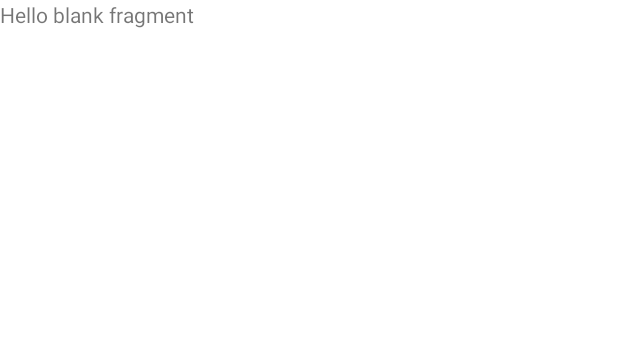
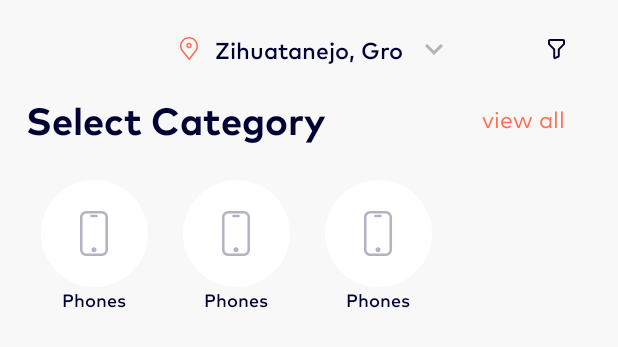
Before and after one commit to farydrop/TestApp, an Android app: the layout fragment_home_store.xml on its own in the app's theme, with its tools: preview values and no code run, on a phone screen of 412 x 824 dp. Shown: the top 347 px of the screen. Run offline under Robolectric (Android 15) with nearby library versions, the phone set to English and light mode, and no system bars.

Commit message:
Created category item for recyclerView

```diff
--- /dev/null
+++ b/app/src/main/res/drawable/category_item_background.xml
@@ -0,0 +1,6 @@
+<?xml version="1.0" encoding="utf-8"?>
+<shape xmlns:android="http://schemas.android.com/apk/res/android">
+    <solid android:color="#FFFFFF"/>
+    <corners android:radius="300dp"/>
+    <padding android:left="0dp" android:top="0dp" android:right="0dp" android:bottom="0dp" />
+</shape>
--- /dev/null
+++ b/app/src/main/res/drawable/ic_expand_more.xml
@@ -0,0 +1,5 @@
+<vector android:height="24dp" android:tint="#B3B3B3"
+    android:viewportHeight="24" android:viewportWidth="24"
+    android:width="24dp" xmlns:android="http://schemas.android.com/apk/res/android">
+    <path android:fillColor="@android:color/white" android:pathData="M16.59,8.59L12,13.17 7.41,8.59 6,10l6,6 6,-6z"/>
+</vector>
--- /dev/null
+++ b/app/src/main/res/drawable/ic_filter.xml
@@ -0,0 +1,9 @@
+<vector xmlns:android="http://schemas.android.com/apk/res/android"
+    android:width="11dp"
+    android:height="13dp"
+    android:viewportWidth="11"
+    android:viewportHeight="13">
+  <path
+      android:pathData="M3.987,12.806C4.172,12.922 4.382,12.989 4.598,12.999C4.814,13.009 5.029,12.962 5.223,12.862L6.915,11.996C7.126,11.887 7.302,11.722 7.426,11.517C7.55,11.311 7.615,11.075 7.615,10.834V7.04L10.628,3.952C10.866,3.709 11,3.378 11,3.034V1.3C11,0.955 10.866,0.625 10.628,0.381C10.39,0.137 10.067,0 9.731,0H1.269C0.933,0 0.61,0.137 0.372,0.381C0.134,0.625 0,0.955 0,1.3V3.034C0,3.378 0.134,3.709 0.372,3.952L3.385,7.04V11.701C3.385,11.922 3.44,12.14 3.546,12.334C3.651,12.527 3.803,12.69 3.987,12.806ZM1.269,3.034V1.3H9.731V3.034L6.346,6.501V10.834L4.654,11.701V6.501L1.269,3.034Z"
+      android:fillColor="#010035"/>
+</vector>
--- /dev/null
+++ b/app/src/main/res/drawable/ic_location_pin.xml
@@ -0,0 +1,12 @@
+<vector xmlns:android="http://schemas.android.com/apk/res/android"
+    android:width="12dp"
+    android:height="16dp"
+    android:viewportWidth="12"
+    android:viewportHeight="16">
+  <path
+      android:pathData="M6.001,0C2.692,0 0,2.691 0,5.999C0,7.597 0.622,9.1 1.751,10.234L5.701,15.119C5.8,15.241 5.949,15.313 6.107,15.313C6.109,15.313 6.111,15.313 6.113,15.313C6.273,15.311 6.423,15.237 6.52,15.11L10.499,9.96C11.467,8.863 12,7.458 12,5.999C12.001,2.691 9.31,0 6.001,0ZM9.706,9.28C9.698,9.289 9.691,9.298 9.684,9.308L6.098,13.948L2.547,9.556C2.535,9.541 2.522,9.527 2.509,9.513C1.566,8.575 1.045,7.327 1.045,6C1.045,3.268 3.268,1.046 6,1.046C8.732,1.046 10.955,3.268 10.955,6C10.955,7.208 10.512,8.373 9.706,9.28Z"
+      android:fillColor="#FF6E4E"/>
+  <path
+      android:pathData="M6.001,3.817C4.962,3.817 4.116,4.662 4.116,5.701C4.116,6.74 4.962,7.585 6.001,7.585C7.04,7.585 7.884,6.74 7.884,5.701C7.885,4.662 7.04,3.817 6.001,3.817ZM6.001,6.54C5.538,6.54 5.162,6.163 5.162,5.701C5.162,5.239 5.539,4.862 6.001,4.862C6.463,4.862 6.839,5.239 6.839,5.701C6.839,6.164 6.463,6.54 6.001,6.54Z"
+      android:fillColor="#FF6E4E"/>
+</vector>
--- /dev/null
+++ b/app/src/main/res/drawable/ic_phones.xml
@@ -0,0 +1,15 @@
+<vector xmlns:android="http://schemas.android.com/apk/res/android"
+    android:width="19dp"
+    android:height="30dp"
+    android:viewportWidth="19"
+    android:viewportHeight="30">
+  <path
+      android:pathData="M14.166,0H4.167C1.87,0 0,1.87 0,4.167V25.833C0,28.13 1.87,30 4.167,30H14.166C16.463,30 18.333,28.13 18.333,25.833V4.167C18.333,1.868 16.463,0 14.166,0ZM16.667,25.832C16.667,27.211 15.545,28.332 14.166,28.332H4.167C2.788,28.332 1.666,27.211 1.666,25.832V4.167C1.666,2.788 2.788,1.666 4.167,1.666H14.166C15.545,1.666 16.667,2.788 16.667,4.167V25.832Z"
+      android:fillColor="#B3B3C3"/>
+  <path
+      android:pathData="M9.166,27.498C10.087,27.498 10.833,26.752 10.833,25.832C10.833,24.912 10.087,24.166 9.166,24.166C8.246,24.166 7.5,24.912 7.5,25.832C7.5,26.752 8.246,27.498 9.166,27.498Z"
+      android:fillColor="#B3B3C3"/>
+  <path
+      android:pathData="M10.833,2.499H7.499C7.038,2.499 6.666,2.872 6.666,3.332C6.666,3.793 7.038,4.165 7.499,4.165H10.833C11.293,4.165 11.666,3.793 11.666,3.332C11.666,2.872 11.293,2.499 10.833,2.499Z"
+      android:fillColor="#B3B3C3"/>
+</vector>
--- /dev/null
+++ b/app/src/main/res/layout/category_item.xml
@@ -0,0 +1,34 @@
+<?xml version="1.0" encoding="utf-8"?>
+<LinearLayout
+    xmlns:android="http://schemas.android.com/apk/res/android"
+    xmlns:app="http://schemas.android.com/apk/res-auto"
+    xmlns:tools="http://schemas.android.com/tools"
+    android:layout_width="wrap_content"
+    android:layout_height="wrap_content"
+    android:layout_marginEnd="23dp"
+    android:orientation="vertical"
+    android:gravity="center">
+
+    <LinearLayout
+        android:layout_width="71dp"
+        android:layout_height="71dp"
+        android:background="@drawable/category_item_background"
+        android:gravity="center">
+
+        <ImageView
+            android:layout_width="wrap_content"
+            android:layout_height="wrap_content"
+            android:src="@drawable/ic_phones"/>
+
+    </LinearLayout>
+
+
+    <TextView
+        android:layout_width="wrap_content"
+        android:layout_height="wrap_content"
+        android:text="Phones"
+        android:fontFamily="@font/mark_pro_medium"
+        android:textColor="@color/color_secondary"
+        android:textSize="12dp"/>
+
+</LinearLayout>
--- a/app/src/main/res/layout/fragment_home_store.xml
+++ b/app/src/main/res/layout/fragment_home_store.xml
@@ -1,14 +1,92 @@
 <?xml version="1.0" encoding="utf-8"?>
-<FrameLayout xmlns:android="http://schemas.android.com/apk/res/android"
+<androidx.constraintlayout.widget.ConstraintLayout
     xmlns:tools="http://schemas.android.com/tools"
+    xmlns:app="http://schemas.android.com/apk/res-auto"
+    xmlns:android="http://schemas.android.com/apk/res/android"
     android:layout_width="match_parent"
     android:layout_height="match_parent"
-    tools:context=".presentation.HomeStoreFragment">
+    android:background="@color/color_background">
 
-    <!-- TODO: Update blank fragment layout -->
+    <ImageView
+        android:id="@+id/iv_location_pin"
+        android:layout_width="wrap_content"
+        android:layout_height="wrap_content"
+        app:layout_constraintTop_toTopOf="@id/tv_location"
+        app:layout_constraintEnd_toStartOf="@id/tv_location"
+        app:layout_constraintBottom_toBottomOf="@id/tv_location"
+        android:src="@drawable/ic_location_pin"
+        android:layout_marginEnd="11dp"/>
+
     <TextView
-        android:layout_width="match_parent"
-        android:layout_height="match_parent"
-        android:text="@string/hello_blank_fragment" />
+        android:id="@+id/tv_location"
+        android:layout_width="wrap_content"
+        android:layout_height="wrap_content"
+        android:layout_marginTop="22dp"
+        app:layout_constraintStart_toStartOf="parent"
+        app:layout_constraintTop_toTopOf="parent"
+        app:layout_constraintEnd_toEndOf="parent"
+        android:text="@string/location_pin"
+        android:fontFamily="@font/mark_pro_medium"
+        android:textSize="15sp"
+        android:textColor="@color/color_secondary"/>
 
-</FrameLayout>
+    <ImageView
+        android:id="@+id/iv_expand_more"
+        android:layout_width="wrap_content"
+        android:layout_height="wrap_content"
+        app:layout_constraintTop_toTopOf="@id/tv_location"
+        app:layout_constraintStart_toEndOf="@id/tv_location"
+        app:layout_constraintBottom_toBottomOf="@id/tv_location"
+        android:src="@drawable/ic_expand_more"
+        android:layout_marginStart="8dp"/>
+
+    <ImageView
+        android:id="@+id/iv_filter"
+        android:layout_width="wrap_content"
+        android:layout_height="wrap_content"
+        app:layout_constraintTop_toTopOf="@id/iv_expand_more"
+        app:layout_constraintBottom_toBottomOf="@id/iv_expand_more"
+        app:layout_constraintEnd_toEndOf="parent"
+        android:src="@drawable/ic_filter"
+        android:layout_marginEnd="35dp"/>
+
+    <TextView
+        android:id="@+id/tv_select_category"
+        android:layout_width="wrap_content"
+        android:layout_height="wrap_content"
+        android:layout_marginStart="17dp"
+        android:layout_marginTop="18dp"
+        android:fontFamily="@font/mark_pro_bold"
+        android:text="@string/select_category"
+        android:textColor="@color/color_secondary"
+        android:textSize="25sp"
+        app:layout_constraintStart_toStartOf="parent"
+        app:layout_constraintTop_toBottomOf="@id/tv_location"/>
+
+    <TextView
+        android:id="@+id/tv_view_all"
+        android:layout_width="wrap_content"
+        android:layout_height="wrap_content"
+        android:layout_marginEnd="35dp"
+        android:fontFamily="@font/mark_pro_regular"
+        android:text="@string/view_all"
+        android:textColor="@color/color_primary"
+        android:textSize="15sp"
+        app:layout_constraintEnd_toEndOf="parent"
+        app:layout_constraintTop_toTopOf="@id/tv_select_category"
+        app:layout_constraintBottom_toBottomOf="@id/tv_select_category"/>
+
+    <androidx.recyclerview.widget.RecyclerView
+        android:id="@+id/rv_category"
+        android:layout_width="0dp"
+        android:layout_height="wrap_content"
+        app:layoutManager="androidx.recyclerview.widget.LinearLayoutManager"
+        tools:listitem="@layout/category_item"
+        android:orientation="horizontal"
+        app:layout_constraintStart_toStartOf="parent"
+        app:layout_constraintEnd_toEndOf="parent"
+        app:layout_constraintTop_toBottomOf="@id/tv_select_category"
+        android:layout_marginStart="27dp"
+        android:layout_marginTop="24dp"/>
+
+</androidx.constraintlayout.widget.ConstraintLayout>
--- a/app/src/main/res/values/colors.xml
+++ b/app/src/main/res/values/colors.xml
@@ -10,4 +10,5 @@
 
     <color name="color_primary">#FF6E4E</color>
     <color name="color_secondary">#010035</color>
+    <color name="color_background">#F8F8F8</color>
 </resources>
--- a/app/src/main/res/values/strings.xml
+++ b/app/src/main/res/values/strings.xml
@@ -6,4 +6,7 @@
         Ecommerce\n
         Concept
     </string>
+    <string name="location_pin">Zihuatanejo, Gro</string>
+    <string name="select_category">Select Category</string>
+    <string name="view_all">view all</string>
 </resources>
```
Also changed, not shown: app/src/main/res/font/mark_pro_bold.ttf (added), app/src/main/res/font/mark_pro_medium.ttf (added), app/src/main/res/font/mark_pro_regular.ttf (renamed from app/src/main/res/font/mark_pro.ttf).
